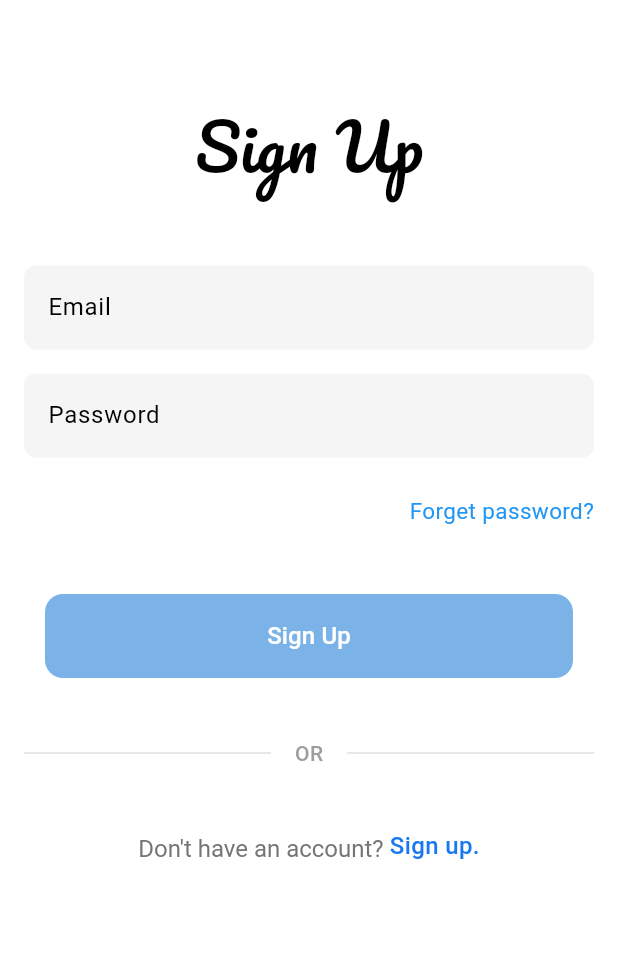
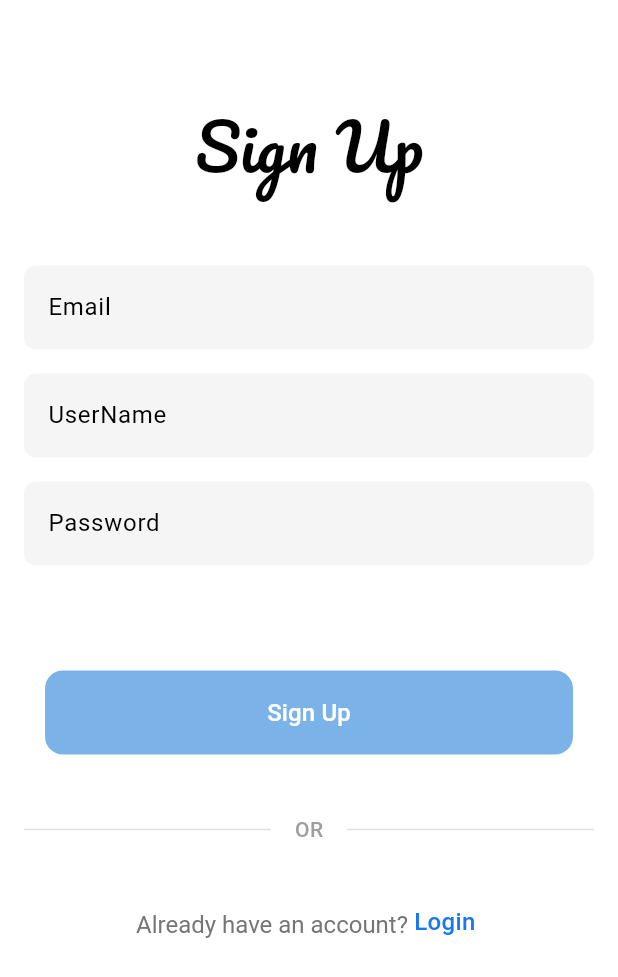
Before and after one commit to kareemtoson12/chatter, a Flutter app: the SignUpScreen screen opened by its route, on a phone screen of 412 x 824 dp. Shown: the top 977 px of the screen. Run offline on Flutter 3.47's test engine with Material 3 defaults, Android fonts, the phone set to English and light mode, and no system bars; our stand-ins replace google_fonts.

```diff
--- a/lib/presentation/auth/signup/signup_screen.dart
+++ b/lib/presentation/auth/signup/signup_screen.dart
@@ -1,3 +1,4 @@
+import 'package:chatter/app/routing/routes.dart';
 import 'package:chatter/app/styles/font_style.dart';
 import 'package:chatter/presentation/auth/signup/widgets/custom_text_field.dart';
 import 'package:chatter/presentation/auth/signup/widgets/login_button.dart';
@@ -41,6 +42,17 @@ class SignUpScreen extends StatelessWidget {
                       ),
                       const SizedBox(height: 16),
                       CustomTextField(
+                        name: 'UserName',
+                        controller: emailController,
+                        validator: (value) {
+                          if (value == null || value.isEmpty) {
+                            return 'Please enter a userName';
+                          }
+                          return null;
+                        },
+                      ),
+                      const SizedBox(height: 16),
+                      CustomTextField(
                         name: 'Password',
                         controller: passwordController,
                         validator: (value) {
@@ -53,13 +65,7 @@ class SignUpScreen extends StatelessWidget {
                         },
                       ),
                       const SizedBox(height: 25),
-                      Align(
-                        alignment: Alignment.centerRight,
-                        child: Text(
-                          'Forget password?',
-                          style: FontStyles.pacificoBlue15,
-                        ),
-                      ),
+
                       const SizedBox(height: 45),
                       LoginButtons(buttonName: 'Sign Up', onPressed: () {}),
                     ],
@@ -99,17 +105,17 @@ class SignUpScreen extends StatelessWidget {
                     ),
                     children: [
                       TextSpan(
-                        text: "Don't have an account? ",
+                        text: "Already have an account? ",
                         style: TextStyle(color: Colors.grey[600]),
                       ),
                       WidgetSpan(
                         child: GestureDetector(
                           onTap: () {
                             // Handle sign up action
-                            print('Sign up tapped');
+                            Navigator.pushNamed(context, RoutesNames.login);
                           },
                           child: const Text(
-                            'Sign up.',
+                            'Login ',
                             style: TextStyle(
                               color: Color(0xFF1877F2), // Facebook blue
                               fontSize: 16,
```
Also changed, not shown: 1 other file.
